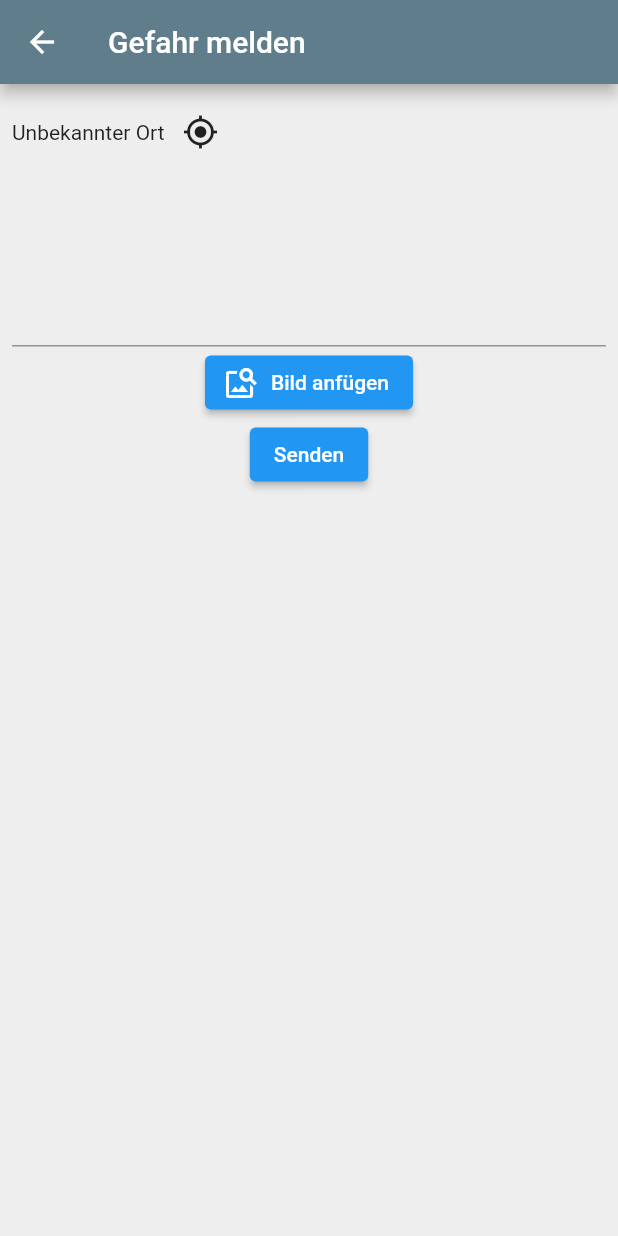
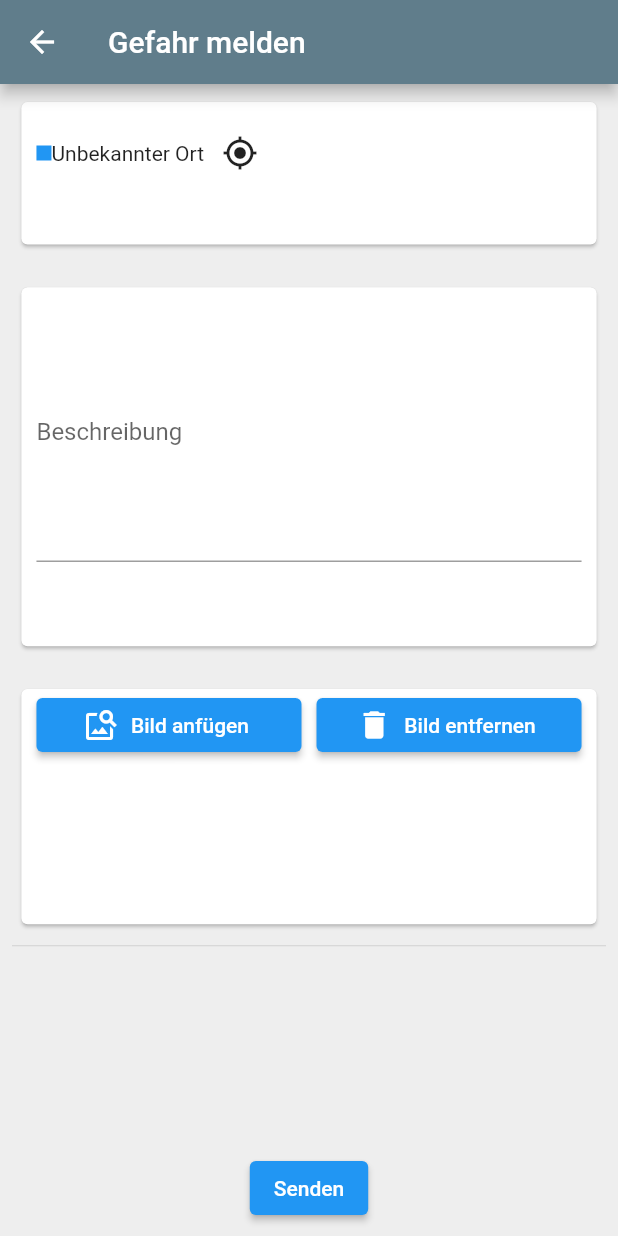
Before and after one commit to scherben-boot/Scherben.Boot, a Flutter app: the screen it shows after launch, after a tap on "Melde eine Gefahr", on a phone screen of 412 x 824 dp. Run offline on Flutter 3.47's test engine with Material 2 defaults, Android fonts, the phone set to English and light mode, and no system bars; our stand-ins replace geocoding, google_fonts, kiwi, location.

Commit message:
New styling location_form_field and and added card design to reporting_view

```diff
--- a/lib/views/components/location_form_field.dart
+++ b/lib/views/components/location_form_field.dart
@@ -26,14 +26,22 @@ class LocationFormField extends FormField<Point?> {
                     children: [
                       Row(
                         children: [
+                          Container(
+                            width: 10,
+                            height: 10,
+                            color: Colors.blue,
+                          ),
                           Text(locationText),
-                          IconButton(
+                          Align(
+                            alignment: Alignment.centerRight,
+                            child: IconButton(
                               onPressed: () async {
                                 final location = await geolocationService
                                     .getCurrentUserLocation();
                                 state.didChange(location);
                               },
                               icon: Icon(Icons.my_location_outlined),
+                            ),
                           )
                         ],
                       )
--- a/lib/views/reporting_view.dart
+++ b/lib/views/reporting_view.dart
@@ -37,27 +37,89 @@ class _ReportingViewState extends State<ReportingView> {
             key: _formKey,
             child: Column(
               children: [
-                LocationFormField(
+                SizedBox(
+                  width: MediaQuery.of(context).size.width * 0.95,
+                  height: MediaQuery.of(context).size.width * 0.25,
+                  child: Card(
+                    child: Padding(
+                      padding: EdgeInsets.all(10.0),
+                      child: LocationFormField(
                         widget._geolocationService,
                         onSaved: (value) {},
                         validator: (value) {},
                       ),
-                TextFormField(
+                    ),
+                  ),
+                ),
+                SizedBox(
+                  height: MediaQuery.of(context).size.width * 0.05,
+                ),
+                SizedBox(
+                  width: MediaQuery.of(context).size.width * 0.95,
+                  height: MediaQuery.of(context).size.width * 0.6,
+                  child: Card(
+                    child: Padding(
+                      padding: EdgeInsets.all(10.0),
+                      child: TextFormField(
                         validator: (value) {
                           if (value == null || value.isEmpty) {
                             return "Bitte geben Sie eine Beschreibung an";
                           }
                           return null;
                         },
+                        decoration: const InputDecoration(
+                          labelText: "Beschreibung",
+                        ),
                         controller: _descriptionController,
-                  minLines: 5,
-                  maxLines: 10,
+                        minLines: 7,
+                        maxLines: 12,
                       ),
-                ElevatedButton.icon(
+                    ),
+                  ),
+                ),
+                SizedBox(
+                  height: MediaQuery.of(context).size.width * 0.05,
+                ),
+                SizedBox(
+                  width: MediaQuery.of(context).size.width * 0.95,
+                  height: MediaQuery.of(context).size.width * 0.4,
+                  child: Card(
+                    child: Column(children: [
+                      Align(
+                          alignment: Alignment.center,
+                          child: Row(
+                            children: [
+                              Padding(
+                                  padding: const EdgeInsets.only(left: 10.0)),
+                              Expanded(
+                                child: ElevatedButton.icon(
                                     onPressed: () {},
                                     icon: Icon(Icons.image_search),
                                     label: Text("Bild anfügen")),
-                ElevatedButton(
+                              ),
+                              Padding(
+                                  padding: const EdgeInsets.only(
+                                      left: 5.0, right: 5.0)),
+                              Expanded(
+                                child: ElevatedButton.icon(
+                                    onPressed: () {},
+                                    icon: Icon(Icons.delete),
+                                    label: Text("Bild entfernen")),
+                              ),
+                              Padding(
+                                  padding: const EdgeInsets.only(right: 10.0)),
+                            ],
+                          ))
+                    ]),
+                  ),
+                ),
+                Divider(
+                  height: MediaQuery.of(context).size.width * 0.05,
+                ),
+                Expanded(
+                  child: Align(
+                    alignment: FractionalOffset.bottomCenter,
+                    child: ElevatedButton(
                       onPressed: () async {
                         if (_formKey.currentState!.validate()) {
                           final description = _descriptionController.text;
@@ -75,6 +137,8 @@ class _ReportingViewState extends State<ReportingView> {
                       },
                       child: Text("Senden"),
                     ),
+                  ),
+                ),
               ],
             ),
           ),
```
Lines whose indentation alone changed are shown as unchanged.
